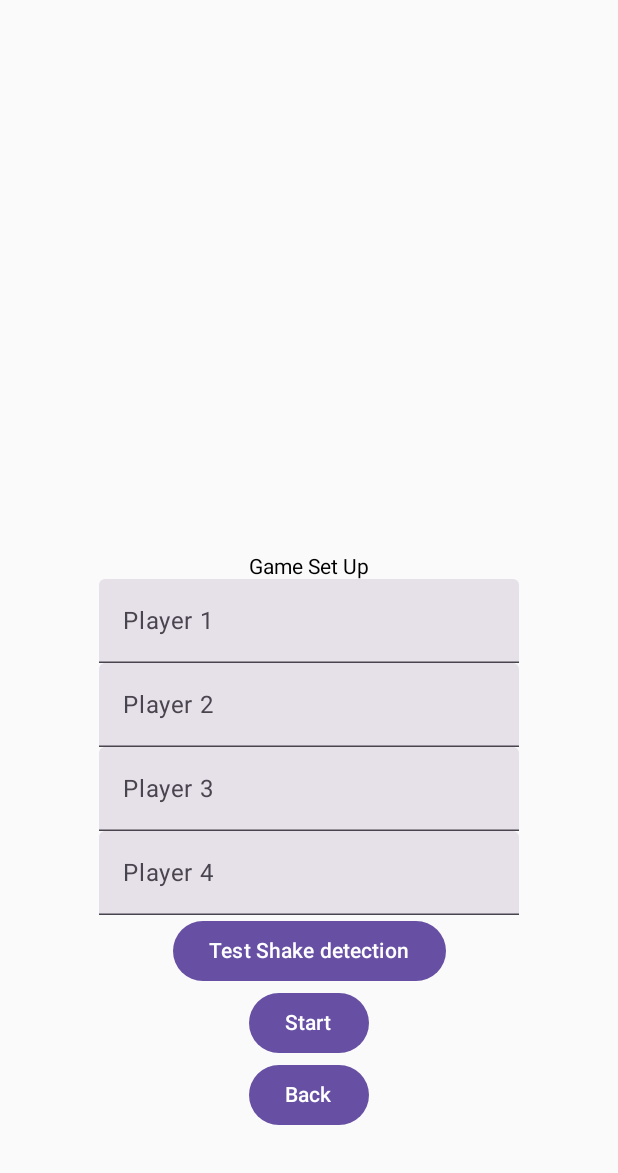
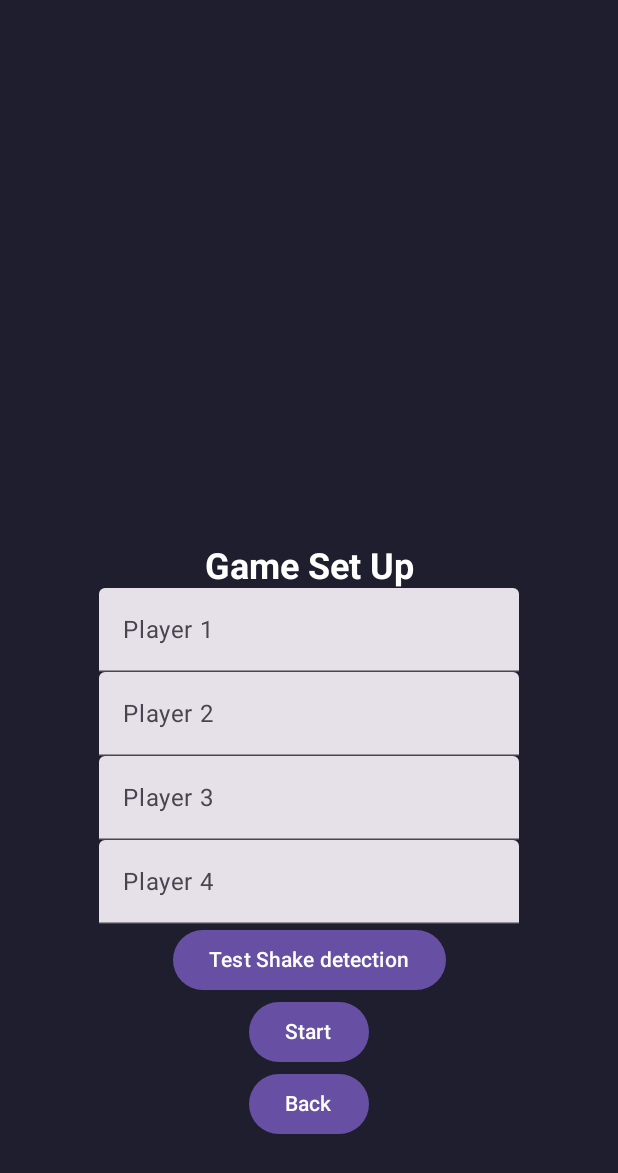
Before and after one commit to Eros-Coelho/LifeTracker-Statistics-EDH, an Android app built with Jetpack Compose: the screen it shows after launch (GameSetUp), after a tap on "New Game", on a phone screen of 412 x 824 dp. Shown: the top 1173 px of the screen. Run offline under Robolectric (Android 15) with nearby library versions, the phone set to English and light mode, and no system bars.

Commit message:
Started styling with colors and changing button shapes

```diff
--- a/app/src/main/java/com/md/assignment/GameSetUp.kt
+++ b/app/src/main/java/com/md/assignment/GameSetUp.kt
@@ -34,6 +34,10 @@ import android.hardware.SensorEventListener
 import kotlin.math.sqrt
 import androidx.compose.material3.AlertDialog
 import androidx.compose.foundation.layout.Arrangement
+import androidx.compose.ui.graphics.Color
+import androidx.compose.foundation.background
+import androidx.compose.ui.text.font.FontWeight
+import androidx.compose.ui.unit.sp
 
 class GameSetUp : ComponentActivity(), SensorEventListener {
 
@@ -116,7 +120,9 @@ class GameSetUp : ComponentActivity(), SensorEventListener {
             var showShakeDialog by remember { mutableStateOf(false) } //variable to show pop up notification when needed
 
 //            box to keep everything in the centre
-            Box(modifier = Modifier.fillMaxSize()) {
+            Box(modifier = Modifier
+                .fillMaxSize()
+                .background(Color(0xFF1E1E2E))) {
                 Column(
                     modifier = Modifier
                         .align(Alignment.Center)
@@ -124,7 +130,12 @@ class GameSetUp : ComponentActivity(), SensorEventListener {
                     horizontalAlignment = Alignment.CenterHorizontally
                 ) {
 //                    text fields for users to enter players' names
-                    Text("Game Set Up")
+                    Text(
+                        text = "Game Set Up",
+                        color = Color.White,
+                        fontSize = 24.sp,
+                        fontWeight = FontWeight.Bold
+                    )
                     TextField(
                         value = player1Name,
                         onValueChange = { player1Name = it },
--- a/app/src/main/java/com/md/assignment/MainActivity.kt
+++ b/app/src/main/java/com/md/assignment/MainActivity.kt
@@ -23,6 +23,13 @@ import androidx.compose.foundation.layout.offset
 import android.net.Uri
 import androidx.compose.foundation.layout.fillMaxWidth
 import androidx.compose.ui.text.style.TextAlign
+import androidx.compose.foundation.background
+import androidx.compose.foundation.layout.Arrangement
+import androidx.compose.ui.graphics.Color
+import androidx.compose.material3.ButtonDefaults
+import androidx.compose.foundation.shape.RoundedCornerShape
+import androidx.compose.ui.unit.sp
+import androidx.compose.ui.text.font.FontWeight
 
 class MainActivity : ComponentActivity() {
     override fun onCreate(savedInstanceState: Bundle?) {
@@ -31,45 +38,84 @@ class MainActivity : ComponentActivity() {
         setContent {
 //            box to make it so the buttons are shown in the centre of the screen for now
 //            will probably change the centering when I do these pages on future milestones
-            Box(modifier = Modifier.fillMaxSize()) {
+            Box(
+                modifier = Modifier
+                    .fillMaxSize()
+                    .background(Color(0xFF000021))
+            ) {
                 Column( //columns with buttons linking the different activities, but only relevant ones
                     modifier = Modifier
                         .align(Alignment.Center)
                         .offset(y = 150.dp),
-                    horizontalAlignment = Alignment.CenterHorizontally
+                    horizontalAlignment = Alignment.CenterHorizontally,
+                    verticalArrangement = Arrangement.spacedBy(16.dp)
                 ) {
-                    Text("Main Menu")
-                    Button(onClick = {
+                    Text(
+                        text = "Main Menu",
+                        color = Color.White,
+                        fontSize = 24.sp,
+                        fontWeight = FontWeight.Bold
+                    )
+                    Button(
+                        onClick = {
                             val intent = Intent(this@MainActivity, GameSetUp::class.java)
                             startActivity(intent)
-                    }) {
+                        },
+                        colors = ButtonDefaults.buttonColors(
+                            containerColor = Color(0xff607d8b),
+                            contentColor = Color(0xffffffff)
+                        ),
+                        shape = RoundedCornerShape(12.dp)
+                    ) {
                         Text("New Game")
                     }
-                    Button(onClick = {
+                    Button(
+                        onClick = {
                             val intent = Intent(this@MainActivity, Statistics::class.java)
                             startActivity(intent)
-                    }) {
+                        },
+                        colors = ButtonDefaults.buttonColors(
+                            containerColor = Color(0xff607d8b),
+                            contentColor = Color(0xffffffff)
+                        ),
+                        shape = RoundedCornerShape(12.dp)
+                    ) {
                         Text("View Statistics")
                     }
+//                    some banter specific to players of the game
+                    Text(
+                        text = "Remember:",
+                        color = Color.White,
+                        fontSize = 16.sp,
+                        fontWeight = FontWeight.Bold
+                    )
+                    Text(
+                        text = "If your commander is in the Top 100 on EDHREC, you can't complain when people say you are the threat!",
+                        modifier = Modifier.fillMaxWidth(),
+                        textAlign = TextAlign.Center,
+                        color = Color.White,
+                        fontSize = 16.sp,
+                        fontWeight = FontWeight.Bold
+                    )
 //                    button leading to the EDHREC website, a popular site to see best and most used cards in the game
-                    Button(onClick = {
+                    Button(
+                        onClick = {
                             val intent = Intent(
                                 Intent.ACTION_VIEW,
                                 Uri.parse("https://edhrec.com/commanders")
                             )
                             startActivity(intent)
-                    }) {
+                        },
+                        colors = ButtonDefaults.buttonColors(
+                            containerColor = Color(0xff607d8b),
+                            contentColor = Color(0xffffffff)
+                        ),
+                        shape = RoundedCornerShape(12.dp)
+                    ) {
                         Text("Check Out the Most Popular Commanders!")
-                    }
-//                    some banter specific to players of the game
-                    Text("Remember")
-                    Text(
-                        text = "If your commander is in the Top 100 on EDHREC, you can't complain when people say you are the threat!",
-                        modifier = Modifier.fillMaxWidth(),
-                        textAlign = TextAlign.Center
-                    )
                     }
                 }
             }
         }
     }
+}
```
Also changed, not shown: app/src/main/java/com/md/assignment/LifeTracker.kt (+43 -10 lines). Lines whose indentation alone changed are shown as unchanged.
